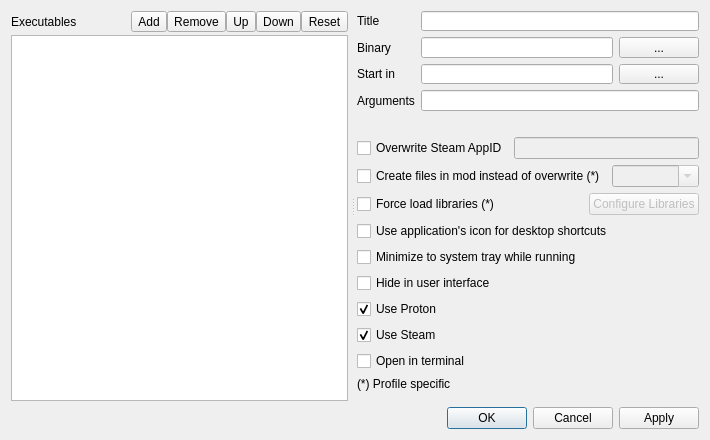
The window that src/src/editexecutablesdialog.ui (SulfurNitride/Fluorine-Manager) describes before a commit, drawn with Qt 5.
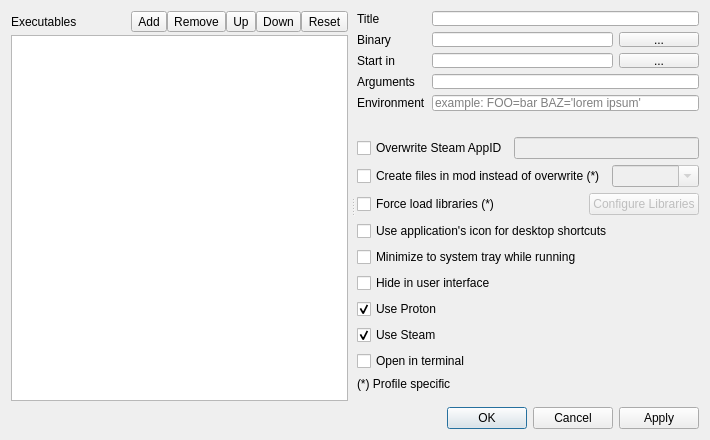
The same window after the commit. Icons and pictures are not drawn.

Commit message: implement custom env var field

```diff
--- a/src/src/editexecutablesdialog.ui
+++ b/src/src/editexecutablesdialog.ui
@@ -334,6 +334,26 @@
                  </property>
                 </widget>
                </item>
+               <item row="4" column="0">
+                <widget class="QLabel" name="label_7">
+                 <property name="text">
+                  <string>Environment</string>
+                 </property>
+                </widget>
+               </item>
+               <item row="4" column="1">
+                <widget class="QLineEdit" name="customEnvVars">
+                 <property name="toolTip">
+                  <string>Space-separated KEY=value entries applied to this executable's environment at launch (e.g. FOO=bar BAZ='lorem ipsum'). Use quotes to group values with spaces. FOO= sets an empty value. Custom entries override built-in variables. An invalid entry blocks the launch with an error.</string>
+                 </property>
+                 <property name="whatsThis">
+                  <string>Space-separated KEY=value entries applied to this executable's environment at launch (e.g. FOO=bar BAZ='lorem ipsum'). Use quotes to group values with spaces. FOO= sets an empty value. Custom entries override built-in variables. An invalid entry blocks the launch with an error.</string>
+                 </property>
+                 <property name="placeholderText">
+                  <string>example: FOO=bar BAZ='lorem ipsum'</string>
+                 </property>
+                </widget>
+               </item>
               </layout>
              </item>
              <item>
```
Left out of the diff: 1 changed line with no effect on the pictures. The commit also changes 13 other files.
